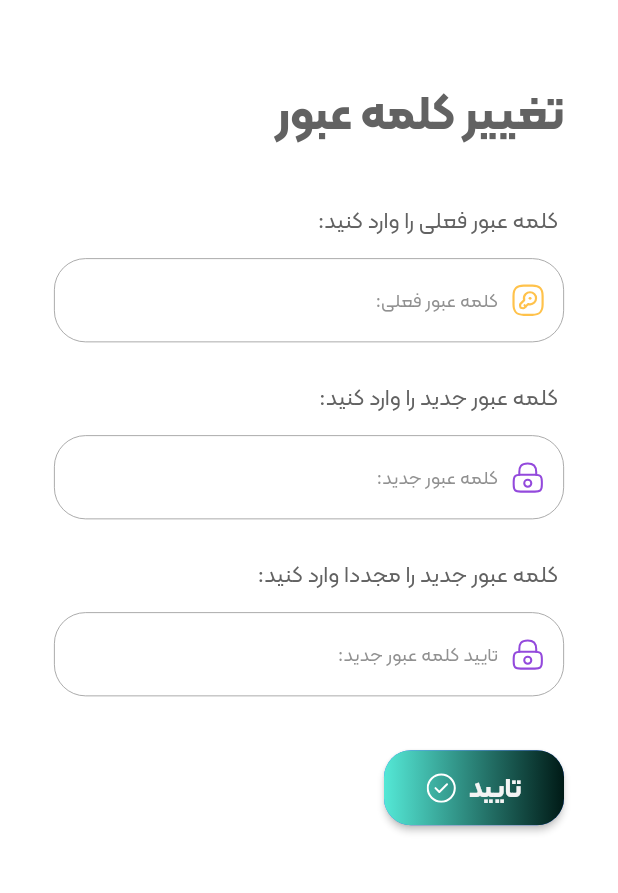
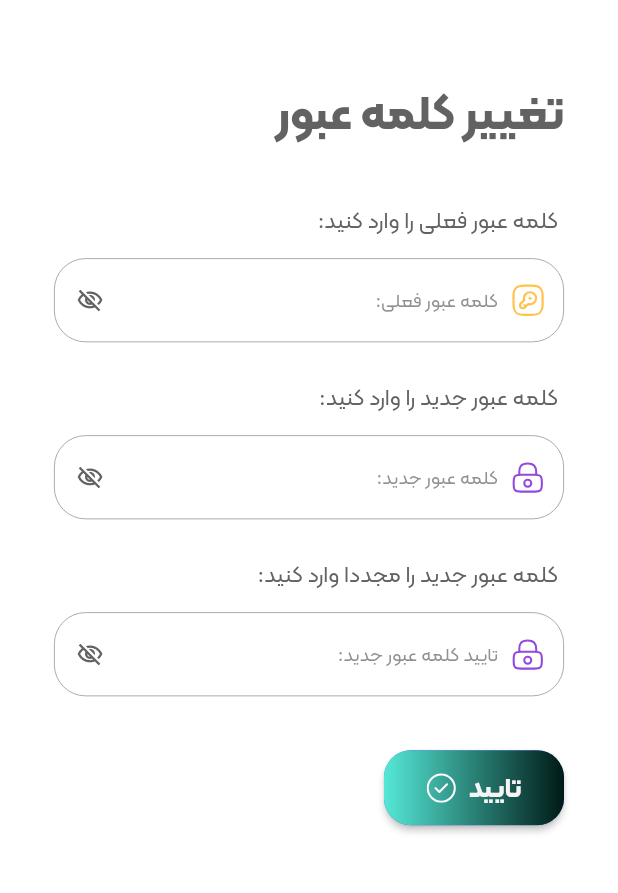
Before and after one commit to hojat2079/Ticketban, a Flutter app: the ChangePasswordScreen screen opened by its route, on a phone screen of 412 x 824 dp, the part 94-987 px from its top. Run offline on Flutter 3.47's test engine with Material 2 defaults, Android fonts, the phone set to English and light mode, and no system bars; our stand-ins replace bloc, dio, equatable, flutter_bloc, flutter_svg, get_it and 1 more; accounts and stored records are empty.

Commit message:
fix password textField in all Screen

```diff
--- a/lib/presentation/screen/change_password/change_password.dart
+++ b/lib/presentation/screen/change_password/change_password.dart
@@ -88,6 +88,7 @@ class _ChangePasswordScreenState extends State<ChangePasswordScreen> {
                         padding: paddingSuffixIcon,
                         child: Assets.image.svg.passwordItem.svg(width: 24),
                       ),
+                      suffixIcon: _endPasswordIcon(themeData),
                     ),
                     sizedBoxH24,
                     _descriptionText(themeData, 'کلمه عبور جدید را وارد کنید:'),
@@ -99,6 +100,8 @@ class _ChangePasswordScreenState extends State<ChangePasswordScreen> {
                         padding: paddingSuffixIcon,
                         child: Assets.image.svg.lock.svg(width: 24),
                       ),
+                      isPassword: true,
+                      suffixIcon: _endPasswordIcon(themeData),
                     ),
                     sizedBoxH24,
                     _descriptionText(
@@ -113,6 +116,8 @@ class _ChangePasswordScreenState extends State<ChangePasswordScreen> {
                         padding: paddingSuffixIcon,
                         child: Assets.image.svg.lock.svg(width: 24),
                       ),
+                      isPassword: true,
+                      suffixIcon: _endPasswordIcon(themeData),
                     ),
                     sizedBoxH36,
                     BlocBuilder<ChangePasswordBloc, ChangePasswordState>(
@@ -178,4 +183,15 @@ class _ChangePasswordScreenState extends State<ChangePasswordScreen> {
   void passwordNoChanged(BuildContext context, String message) {
     context.showSnackBar(message);
   }
+
+  Widget _endPasswordIcon(ThemeData themeData) {
+    return InkWell(
+      customBorder: const CircleBorder(),
+      onTap: () {},
+      child: Icon(
+        Icons.visibility_off_outlined,
+        color: themeData.colorScheme.onPrimary,
+      ),
+    );
+  }
 }
```
Also changed, not shown: lib/presentation/screen/auth/login_screen.dart (+12 -8 lines), lib/presentation/screen/auth/register_screen.dart (+12 -9 lines).
